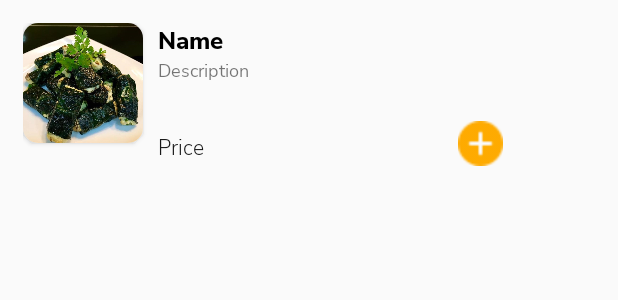
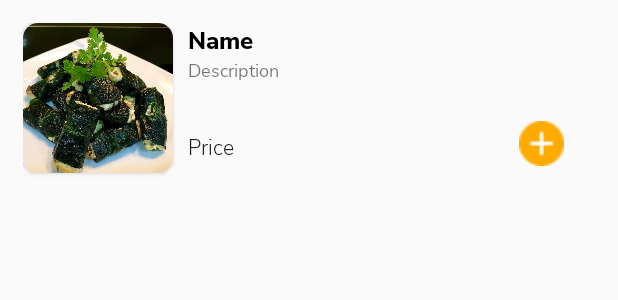
Before and after one commit to thuynt0201/VeggieEmpireGR5, an Android app: the layout item_menu.xml on its own in the app's theme, with its tools: preview values and no code run, on a phone screen of 412 x 824 dp. Shown: the top 300 px of the screen. Run offline under Robolectric (Android 15) with nearby library versions, the phone set to English and light mode, and no system bars.

Commit message:
Thùy push 1 vài chỉnh sửa

```diff
--- a/app/src/main/res/layout/item_cart.xml
+++ b/app/src/main/res/layout/item_cart.xml
@@ -28,7 +28,8 @@
                 android:layout_height="wrap_content"
                 android:orientation="horizontal">
                 <LinearLayout
-                    android:layout_width="230dp"
+                    android:layout_weight="8"
+                    android:layout_width="0dp"
                     android:layout_height="wrap_content"
                     android:orientation="vertical"
                     android:paddingTop="2dp">
@@ -54,6 +55,7 @@
                 </LinearLayout>
 
                 <ImageView
+                    android:layout_weight="1"
                     android:id="@+id/imv_DeteleCart"
                     android:layout_width="30dp"
                     android:layout_height="30dp"
--- a/app/src/main/res/layout/item_menu.xml
+++ b/app/src/main/res/layout/item_menu.xml
@@ -11,8 +11,8 @@
         app:cardCornerRadius="10dp">
         <ImageView
             android:id="@+id/imv_Dishes"
-            android:layout_width="80dp"
-            android:layout_height="80dp"
+            android:layout_width="100dp"
+            android:layout_height="100dp"
             android:src="@drawable/dau_hu_la_lot"/>
 
     </androidx.cardview.widget.CardView>
@@ -51,6 +51,7 @@
     </LinearLayout>
 
     <ImageView
+        android:layout_weight="3"
         android:layout_width="30dp"
         android:layout_height="30dp"
         android:src="@drawable/plus"
```
Also changed, not shown: app/src/main/res/layout/activity_trang_chu.xml (+6 -4 lines).
